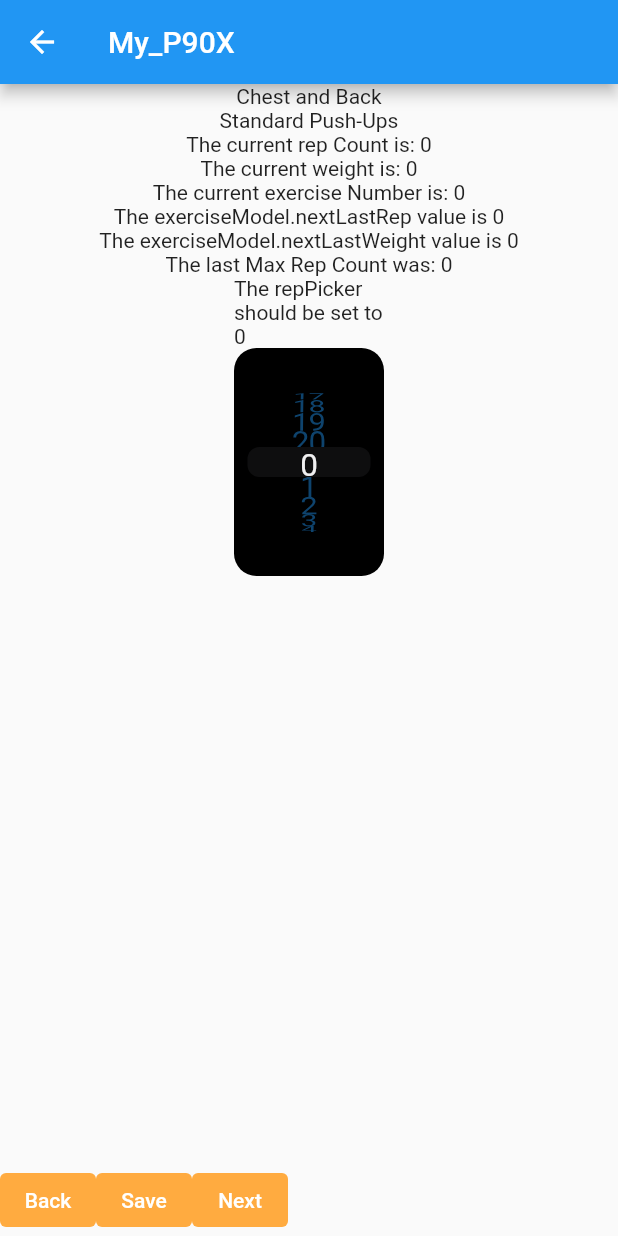
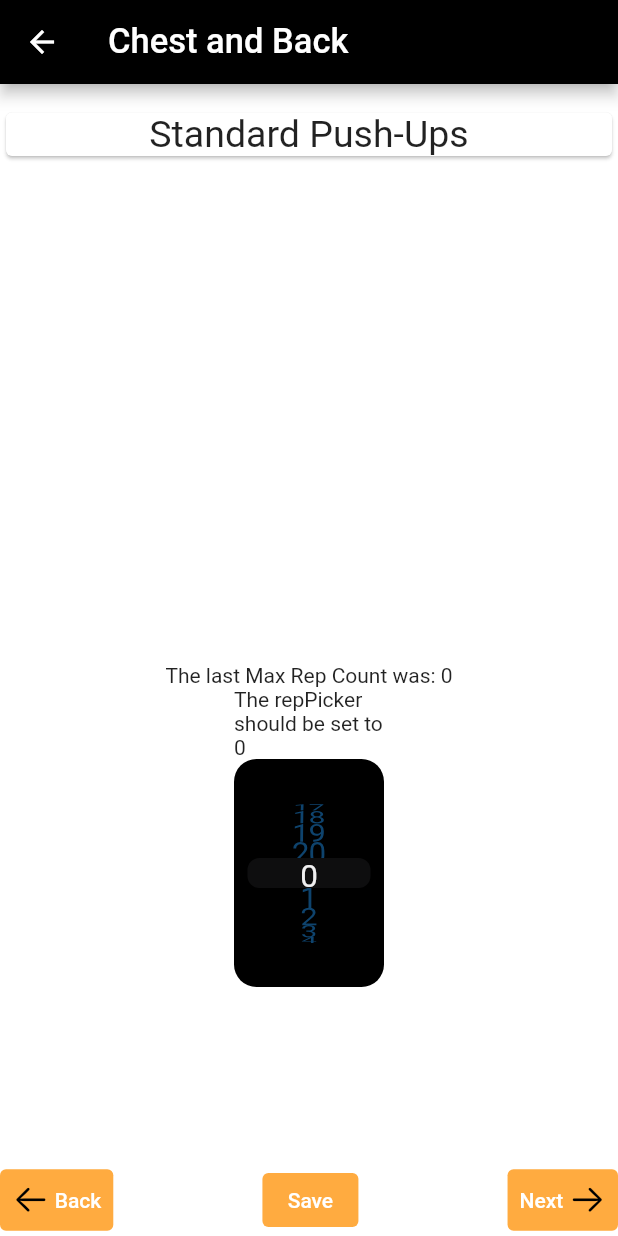
Before and after one commit to Fairfieldfred/myp90x_app, a Flutter app: the screen it shows after launch, after a tap on "Chest and Back", on a phone screen of 412 x 824 dp. Run offline on Flutter 3.47's test engine with Material 2 defaults, Android fonts, the phone set to English and light mode, and no system bars; our stand-ins replace animated_text_kit, sqflite; missing offline and left inert: dart:ffi; accounts and stored records are empty.

Commit message:
Working a

```diff
--- a/lib/screens/exercise_screen.dart
+++ b/lib/screens/exercise_screen.dart
@@ -1,5 +1,6 @@
 import 'package:flutter/cupertino.dart';
 import 'package:flutter/material.dart';
+import 'package:flutter/painting.dart';
 import 'package:myp90x_app/components/picker_views.dart';
 import 'package:myp90x_app/components/database_helper.dart';
 import 'package:myp90x_app/model/exercise_brain.dart';
@@ -25,12 +26,6 @@
   int currentRep = 0;
   int exerciseNumber = 0;
 
-
-  @override
-  void initState() {
-    super.initState();
-  }
-
   final PageController controller = PageController(initialPage: 0);
 
   Expanded pickNextView() {
@@ -50,28 +45,52 @@
     final exerciseModel = context.watch<ExerciseModel>();
 
     return Scaffold(
+      backgroundColor: Colors.white,
       appBar: AppBar(
-        title: Text('My_P90X'),
+        title: Text(workoutData.workoutName,
+        maxLines: 2,
+        style: TextStyle(
+          fontSize: 23.0
+        ),),
+        backgroundColor: Colors.black,
       ),
       body: Column(
         mainAxisAlignment: MainAxisAlignment.center,
         children: [
-          Text(workoutData.workoutName),
-          Text(workoutData.exercises[exerciseModel.exerciseNumber]),
-          Text('The current rep Count is: ${exerciseModel.currentRep.toString()}'),
-          Text('The current weight is: ${exerciseModel.currentWeight.toString()}'),
-          Text('The current exercise Number is: ${exerciseNumber.toString()}'),
-          Text('The exerciseModel.nextLastRep value is ${exerciseModel.nextLastRep}'),
-          Text('The exerciseModel.nextLastWeight value is ${exerciseModel.nextLastWeight}'),
+          SizedBox(height: 15.0),
+          Card(
+            child: Container(
+              width: double.infinity,
+              child: Text(workoutData.exercises[exerciseModel.exerciseNumber],
+              textAlign: TextAlign.center,
+                  style: TextStyle(
+                    fontSize: 25.0
+                  ),),
+            ),
+          ),
+          Spacer(),
+          // Below is used for testing
+          // Text('The current rep Count is: ${exerciseModel.currentRep.toString()}'),
+          // Text('The current weight is: ${exerciseModel.currentWeight.toString()}'),
+          // Text('The current exercise Number is: ${exerciseNumber.toString()}'),
+          // Text('The exerciseModel.nextLastRep value is ${exerciseModel.nextLastRep}'),
+          // Text('The exerciseModel.nextLastWeight value is ${exerciseModel.nextLastWeight}'),
           pickNextView(),
           Row(
+            mainAxisAlignment: MainAxisAlignment.spaceBetween,
             children: [
               TextButton(
                   style: ButtonStyle(
                     backgroundColor: MaterialStateProperty.all<Color>(Colors.orangeAccent),
                     foregroundColor: MaterialStateProperty.all<Color>(Colors.white)
                   ),
-                  child: Text('Back') ,
+                  child: Row(
+                    children: [
+                      Icon(CupertinoIcons.arrow_left, size: 25.0, color: Colors.black,
+                      ),
+                      Text(' Back'),
+                    ],
+                  ) ,
                   onPressed: () async {
                     if (exerciseNumber >= 1) {
                       List<Map<String, dynamic>> nextLastRep = await DatabaseHelper.instance.queryLastRep(workoutData.workoutName, workoutData.exercises[exerciseNumber - 1]);
@@ -142,7 +161,13 @@
                     backgroundColor: MaterialStateProperty.all<Color>(Colors.orangeAccent),
                     foregroundColor: MaterialStateProperty.all<Color>(Colors.white)
                 ),
-                child: Text('Next') ,
+                child: Row(
+                  children: [
+                    Text('Next '),
+                    Icon(CupertinoIcons.arrow_right, size: 25.0, color: Colors.black,
+                    ),
+                  ],
+                ) ,
                 onPressed: () async {
                   if (exerciseNumber < workoutData.exercises.length - 1) {
                     List<Map<String, dynamic>> nextLastRep = await DatabaseHelper.instance.queryLastRep(workoutData.workoutName, workoutData.exercises[exerciseNumber + 1]);
```
